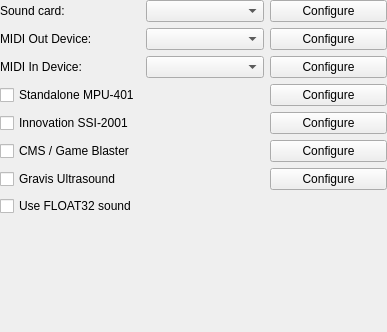
Qt form src/qt/qt_settingssound.ui (86Box/86Box) before a commit.
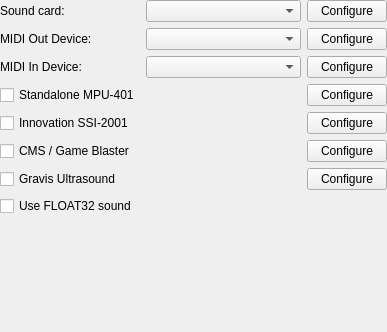
The same form after that commit.

Patch:
```diff
--- a/src/qt/qt_settingssound.ui
+++ b/src/qt/qt_settingssound.ui
@@ -62,7 +62,14 @@
     </widget>
    </item>
    <item row="2" column="1">
-    <widget class="QComboBox" name="comboBoxMidiIn"/>
+    <widget class="QComboBox" name="comboBoxMidiIn">
+     <property name="sizePolicy">
+      <sizepolicy hsizetype="Preferred" vsizetype="Fixed">
+       <horstretch>0</horstretch>
+       <verstretch>0</verstretch>
+      </sizepolicy>
+     </property>
+    </widget>
    </item>
    <item row="1" column="0">
     <widget class="QLabel" name="label_2">
@@ -106,11 +113,15 @@
      </property>
     </widget>
    </item>
-   <item row="0" column="1">
-    <widget class="QComboBox" name="comboBoxSoundCard"/>
-   </item>
    <item row="1" column="1">
-    <widget class="QComboBox" name="comboBoxMidiOut"/>
+    <widget class="QComboBox" name="comboBoxMidiOut">
+     <property name="sizePolicy">
+      <sizepolicy hsizetype="Preferred" vsizetype="Fixed">
+       <horstretch>0</horstretch>
+       <verstretch>0</verstretch>
+      </sizepolicy>
+     </property>
+    </widget>
    </item>
    <item row="1" column="3">
     <widget class="QPushButton" name="pushButtonConfigureMidiOut">
@@ -153,6 +164,16 @@
      </property>
     </spacer>
    </item>
+   <item row="0" column="1">
+    <widget class="QComboBox" name="comboBoxSoundCard">
+     <property name="sizePolicy">
+      <sizepolicy hsizetype="MinimumExpanding" vsizetype="Fixed">
+       <horstretch>0</horstretch>
+       <verstretch>0</verstretch>
+      </sizepolicy>
+     </property>
+    </widget>
+   </item>
   </layout>
  </widget>
  <resources/>
```
